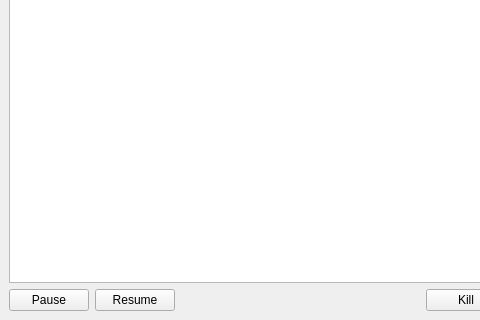
NS2LPS/pyslave, file pyslave/SlaveWindow.ui: the form before one commit; both pictures show x 0 to 480 and y 102 to 422 of the 601 by 422 pixel window.
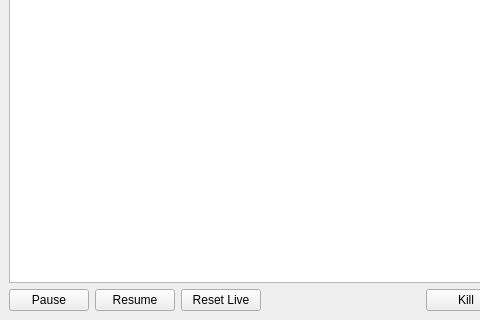
The form after the commit.

The edit to the form file:
```diff
--- a/pyslave/SlaveWindow.ui
+++ b/pyslave/SlaveWindow.ui
@@ -38,6 +38,13 @@
         </property>
        </widget>
       </item>
+      <item>
+       <widget class="QPushButton" name="pushButton_Reset">
+        <property name="text">
+         <string>Reset Live</string>
+        </property>
+       </widget>
+      </item>
       <item>
        <spacer name="horizontalSpacer">
         <property name="orientation">
```
